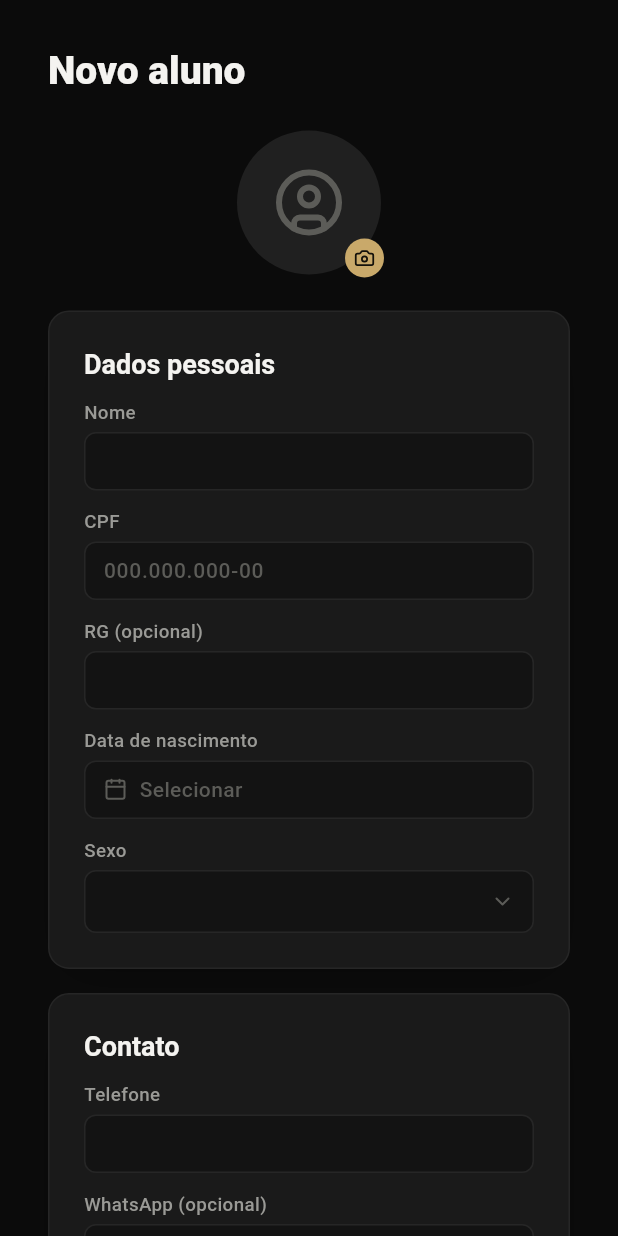
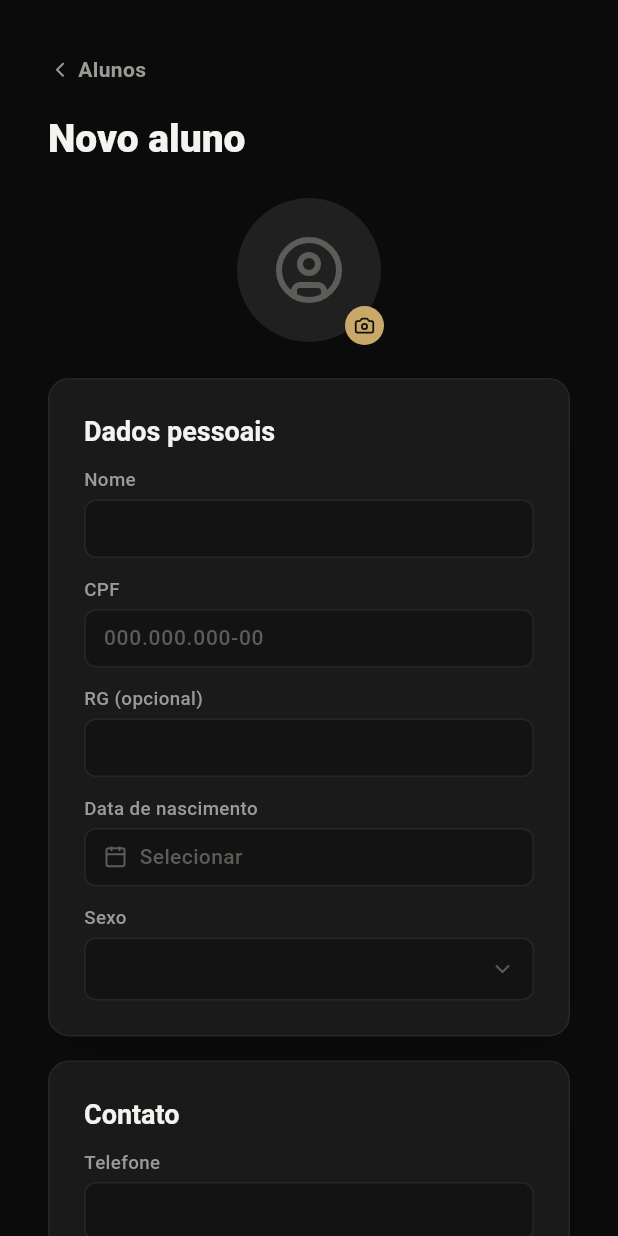
Before and after one commit to sapogood-maker/saasgym, a Flutter app: the AlunoFormScreen screen opened by its route, on a phone screen of 412 x 824 dp. Run offline on Flutter 3.47's test engine with Material 3 defaults, Android fonts, the phone set to English and light mode, and no system bars; our stand-ins replace dio, file_picker, flutter_riverpod, go_router, lucide_icons_flutter; network calls fail; Roboto replaces fonts that are missing (Archivo).

Commit message:
feat: padrão global de navegação "voltar" nas telas de detalhe/formulário
Adiciona AppDetailHeader (Design System) com link "← Lista" no canto
superior esquerdo, reaproveitando o mecanismo push/pop já existente via
BuildContext.backToList() para preservar filtro/busca/paginação da lista
de origem. Integrado nas 5 entidades (Aluno, Professor, Turma, Plano,
Matrícula) e seus formulários — nunca dependendo do botão do navegador.

````diff
--- a/admin_web/lib/features/alunos/aluno_form_screen.dart
+++ b/admin_web/lib/features/alunos/aluno_form_screen.dart
@@ -3,9 +3,10 @@ import 'dart:typed_data';
 import 'package:dio/dio.dart';
 import 'package:flutter/material.dart';
 import 'package:flutter_riverpod/flutter_riverpod.dart';
-import 'package:go_router/go_router.dart';
 import 'package:intl/intl.dart';
 import 'package:shared_core/shared_core.dart';
+
+import '../../routing/back_navigation.dart';
 
 /// Formulário de aluno (criar/editar) — referência de composição para todo
 /// formulário futuro do sistema (Professores, Planos, Turmas, Academias):
@@ -48,6 +49,8 @@ class _AlunoFormScreenState extends ConsumerState<AlunoFormScreen> {
   String? _erroSalvar;
 
   bool get _editando => widget.alunoId != null;
+
+  void _cancelar() => context.backToList('/alunos', result: false);
 
   @override
   void initState() {
@@ -144,7 +147,7 @@ class _AlunoFormScreenState extends ConsumerState<AlunoFormScreen> {
         ScaffoldMessenger.of(context).showSnackBar(
           SnackBar(content: Text(_editando ? 'Aluno atualizado com sucesso.' : 'Aluno cadastrado com sucesso.')),
         );
-        context.pop(true);
+        context.backToList('/alunos', result: true);
       }
     } on DioException catch (e) {
       setState(() => _erroSalvar = mensagemErroApi(e));
@@ -170,9 +173,10 @@ class _AlunoFormScreenState extends ConsumerState<AlunoFormScreen> {
           child: Column(
             crossAxisAlignment: CrossAxisAlignment.start,
             children: [
-              Text(
-                _editando ? 'Editar aluno' : 'Novo aluno',
-                style: AppTypography.displayLarge.copyWith(color: colors.text),
+              AppDetailHeader(
+                listLabel: 'Alunos',
+                onBack: _cancelar,
+                title: _editando ? 'Editar aluno' : 'Novo aluno',
               ),
               const SizedBox(height: AppSpacing.xl),
               if (_erroCarregamento != null)
@@ -307,7 +311,7 @@ class _AlunoFormScreenState extends ConsumerState<AlunoFormScreen> {
           ],
           Row(
             children: [
-              AppButton(label: 'Cancelar', variant: AppButtonVariant.secondary, onPressed: _salvando ? null : () => context.pop(false)),
+              AppButton(label: 'Cancelar', variant: AppButtonVariant.secondary, onPressed: _salvando ? null : _cancelar),
               const SizedBox(width: AppSpacing.sm),
               AppButton(label: 'Salvar', loading: _salvando, onPressed: _salvar),
             ],
--- a/packages/shared_core/lib/src/design_system/design_system.dart
+++ b/packages/shared_core/lib/src/design_system/design_system.dart
@@ -30,6 +30,7 @@ export 'widgets/layout/app_form_row.dart';
 export 'widgets/navigation/app_pagination.dart';
 export 'widgets/overlays/app_confirm_dialog.dart';
 export 'widgets/navigation/app_breadcrumb.dart';
+export 'widgets/navigation/app_detail_header.dart';
 export 'widgets/navigation/app_header.dart';
 export 'widgets/navigation/app_sidebar.dart';
 export 'widgets/surfaces/app_card.dart';
--- /dev/null
+++ b/packages/shared_core/lib/src/design_system/widgets/navigation/app_detail_header.dart
@@ -0,0 +1,183 @@
+import 'package:flutter/material.dart';
+import '../../theme/design_system_context.dart';
+import '../../tokens/app_icons.dart';
+import '../../tokens/app_radius.dart';
+import '../../tokens/app_spacing.dart';
+import '../../tokens/app_typography.dart';
+
+/// Cabeçalho padrão de toda tela de detalhe/formulário que vive fora do
+/// `ShellRoute` (docs/26) — link de volta no canto superior esquerdo,
+/// acima do título, seguido do bloco de identidade da entidade (título +
+/// avatar/subtítulo/badge opcionais) e da fileira de ações. Único
+/// componente para as 5 entidades (Aluno, Professor, Turma, Plano,
+/// Matrícula) e seus formulários — nunca uma variação por módulo.
+///
+/// Não decide para onde `onBack` navega — isso é responsabilidade de quem
+/// usa o componente (`BuildContext.backToList` em admin_web), porque cada
+/// tela tem sua própria regra de qual resultado devolver ao sair.
+///
+/// Exemplo:
+/// ```dart
+/// AppDetailHeader(
+///   listLabel: 'Alunos',
+///   onBack: _voltar,
+///   leading: AppAvatarPicker(imageUrl: aluno.fotoUrl, radius: 40, enabled: false),
+///   title: aluno.nome,
+///   trailing: AppBadge('Ativo', tone: AppBadgeTone.success),
+///   actions: [AppButton(label: 'Editar', onPressed: ...)],
+/// )
+/// ```
+class AppDetailHeader extends StatelessWidget {
+  const AppDetailHeader({
+    required this.listLabel,
+    required this.onBack,
+    required this.title,
+    this.leading,
+    this.subtitle,
+    this.trailing,
+    this.actions,
+    super.key,
+  });
+
+  /// Rótulo da lista de origem — ex.: "Alunos". Some do "← Voltar para" por
+  /// decisão de produto (docs/26): só a seta + o nome já comunica o destino.
+  final String listLabel;
+
+  final VoidCallback onBack;
+
+  /// Avatar/ícone da entidade — opcional (Aluno/Professor têm, Turma/Plano/
+  /// Matrícula não).
+  final Widget? leading;
+
+  final String title;
+
+  /// Ex.: nome do plano na Matrícula — opcional.
+  final String? subtitle;
+
+  /// Badge de status, ao lado do título — opcional.
+  final Widget? trailing;
+
+  /// Editar/Inativar/Remover (ou o conjunto condicional da Matrícula) — a
+  /// mesma fileira de botões que cada tela já monta, só passada pra cá.
+  final List<Widget>? actions;
+
+  @override
+  Widget build(BuildContext context) {
+    final colors = context.colors;
+
+    final info = Row(
+      crossAxisAlignment: CrossAxisAlignment.start,
+      children: [
+        if (leading != null) ...[leading!, const SizedBox(width: AppSpacing.lg)],
+        Expanded(
+          child: Column(
+            crossAxisAlignment: CrossAxisAlignment.start,
+            mainAxisSize: MainAxisSize.min,
+            children: [
+              Row(
+                crossAxisAlignment: CrossAxisAlignment.center,
+                children: [
+                  Flexible(
+                    child: Text(
+                      title,
+                      style: AppTypography.displayLarge.copyWith(color: colors.text),
+                      maxLines: 1,
+                      overflow: TextOverflow.ellipsis,
+                    ),
+                  ),
+                  if (trailing != null) ...[const SizedBox(width: AppSpacing.sm), trailing!],
+                ],
+              ),
+              if (subtitle != null) ...[
+                const SizedBox(height: AppSpacing.xs),
+                Text(subtitle!, style: AppTypography.bodyMedium.copyWith(color: colors.textMuted)),
+              ],
+            ],
+          ),
+        ),
+      ],
+    );
+
+    final acoes = (actions == null || actions!.isEmpty)
+        ? null
+        : Wrap(spacing: AppSpacing.sm, runSpacing: AppSpacing.sm, children: actions!);
+
+    return Column(
+      crossAxisAlignment: CrossAxisAlignment.start,
+      children: [
+        AppBackLink(label: listLabel, onTap: onBack),
+        const SizedBox(height: AppSpacing.lg),
+        if (context.isMobile)
+          Column(
+            crossAxisAlignment: CrossAxisAlignment.start,
+            children: [info, if (acoes != null) ...[const SizedBox(height: AppSpacing.lg), acoes]],
+          )
+        else
+          Row(
+            crossAxisAlignment: CrossAxisAlignment.start,
+            children: [
+              Expanded(child: info),
+              if (acoes != null) ...[const SizedBox(width: AppSpacing.lg), acoes],
+            ],
+          ),
+      ],
+    );
+  }
+}
+
+/// Link de volta isolado — o mesmo bloco usado dentro de [AppDetailHeader],
+/// exposto à parte pra telas usarem nos estados de carregamento/erro (antes
+/// da entidade carregar, ainda não há `title` pra montar o header inteiro,
+/// mas o link de volta não depende de nenhum dado). Não é um `AppButton`
+/// (é wayfinding, não uma ação primária da tela): tom discreto por padrão,
+/// mais forte no hover.
+class AppBackLink extends StatefulWidget {
+  const AppBackLink({required this.label, required this.onTap, super.key});
+
+  final String label;
+  final VoidCallback onTap;
+
+  @override
+  State<AppBackLink> createState() => _AppBackLinkState();
+}
+
+class _AppBackLinkState extends State<AppBackLink> {
+  bool _hover = false;
+
+  @override
+  Widget build(BuildContext context) {
+    final colors = context.colors;
+    final cor = _hover ? colors.text : colors.textMuted;
+
+    return MouseRegion(
+      cursor: SystemMouseCursors.click,
+      onEnter: (_) => setState(() => _hover = true),
+      onExit: (_) => setState(() => _hover = false),
+      child: InkWell(
+        onTap: widget.onTap,
+        borderRadius: BorderRadius.circular(AppRadius.sm),
+        // Só padding à direita/vertical — a borda esquerda do hit-target
+        // fica em x=0, alinhada com o título logo abaixo (nenhum
+        // deslocamento pra compensar).
+        child: Padding(
+          padding: const EdgeInsets.only(
+            top: AppSpacing.xs,
+            bottom: AppSpacing.xs,
+            right: AppSpacing.sm,
+          ),
+          child: Row(
+            mainAxisSize: MainAxisSize.min,
+            children: [
+              Icon(AppIcons.chevronLeft, size: 16, color: cor),
+              const SizedBox(width: AppSpacing.xs),
+              Text(
+                widget.label,
+                style: AppTypography.bodyMedium.copyWith(color: cor, fontWeight: FontWeight.w600),
+              ),
+            ],
+          ),
+        ),
+      ),
+    );
+  }
+}
````
Also changed, not shown: admin_web/lib/features/agenda/turma_detail_screen.dart (+37 -46 lines), admin_web/lib/features/agenda/turma_form_screen.dart (+10 -6 lines), admin_web/lib/features/alunos/aluno_detail_screen.dart (+31 -48 lines), admin_web/lib/features/design_system_gallery/design_system_gallery_screen.dart (+24 -1 lines), admin_web/lib/features/matriculas/matricula_detail_screen.dart (+34 -58 lines), admin_web/lib/features/matriculas/matricula_form_screen.dart (+10 -6 lines), admin_web/lib/features/planos/plano_detail_screen.dart (+37 -49 lines), admin_web/lib/features/planos/plano_form_screen.dart (+10 -6 lines), admin_web/lib/features/professores/professor_detail_screen.dart (+31 -45 lines), admin_web/lib/features/professores/professor_form_screen.dart (+10 -6 lines), admin_web/lib/routing/back_navigation.dart (added, +23 -0 lines), 1 other file.
